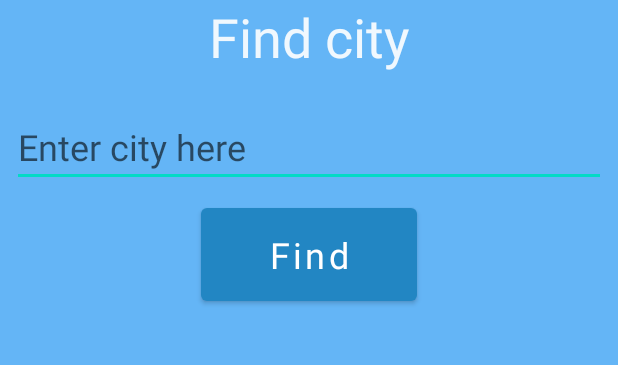
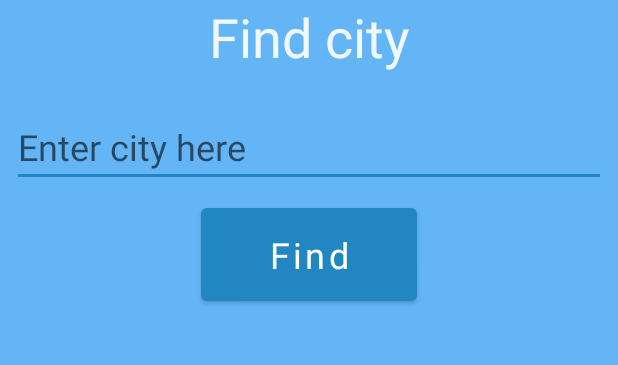
Before and after one commit to salboro/WeatherApp, an Android app: the screen it shows after launch (MainActivity), in the side drawer, after a tap on "Search city", on a phone screen of 412 x 824 dp, the part 498-863 px from its top. Run offline under Robolectric (Android 15) with nearby library versions, the phone set to English and light mode, and no system bars; our stand-ins replace Room's generated code, navigation-ui; Roboto replaces fonts that are not available here; 2 statements that could not run were skipped.

Commit message:
update krutilyator

```diff
--- a/app/src/main/res/layout/fragment_list_favorite.xml
+++ b/app/src/main/res/layout/fragment_list_favorite.xml
@@ -15,7 +15,7 @@
 
         <ProgressBar
             android:id="@+id/progress_bar"
-            style="?android:progressBarStyle"
+            style="?android:progressBarStyleLarge"
             android:visibility="gone"
             android:layout_width="wrap_content"
             android:layout_height="wrap_content"
--- a/app/src/main/res/values/themes.xml
+++ b/app/src/main/res/values/themes.xml
@@ -6,7 +6,7 @@
         <item name="colorPrimaryVariant">@color/purple_700</item>
         <item name="colorOnPrimary">@color/white</item>
         <!-- Secondary brand color. -->
-        <item name="colorSecondary">@color/teal_200</item>
+        <item name="colorSecondary">@color/secondary_color</item>
         <item name="colorSecondaryVariant">@color/teal_700</item>
         <item name="colorOnSecondary">@color/black</item>
         <!-- Status bar color. -->
```
Also changed, not shown: app/src/main/res/layout/fragment_list_near.xml (+4 -3 lines).
